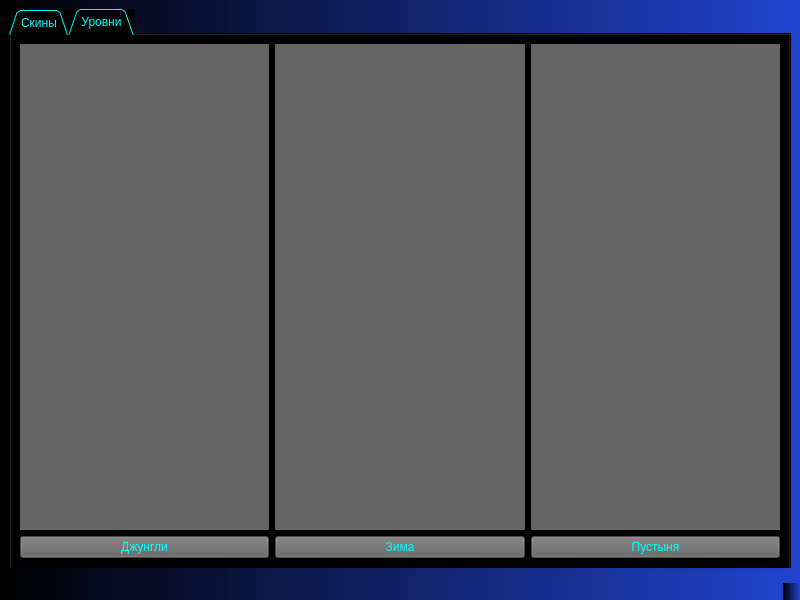
Leonid-poc/Git_project, file shop.ui: the form before one commit.
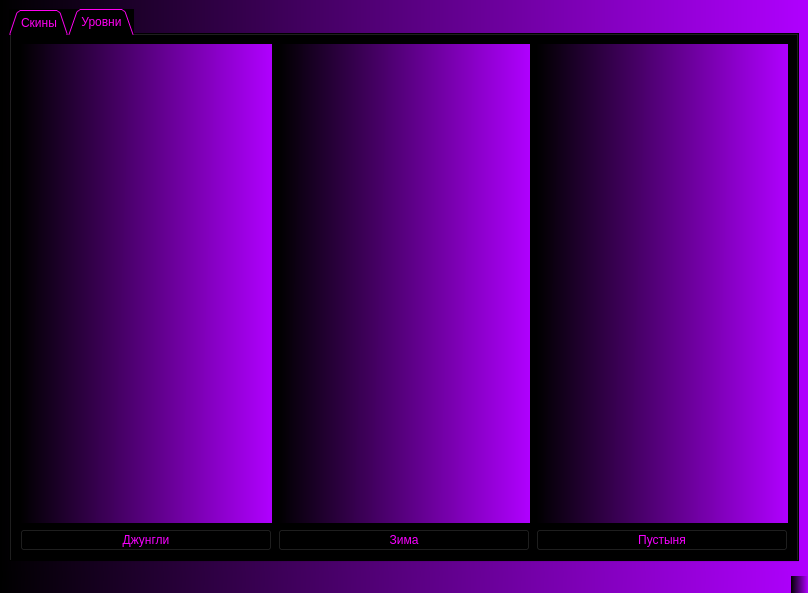
The form after the commit. The open tabs and pages were chosen to show the change.

Commit message: переделал красиво магазин

Patch:
```diff
--- a/shop.ui
+++ b/shop.ui
@@ -6,15 +6,15 @@
    <rect>
     <x>0</x>
     <y>0</y>
-    <width>800</width>
-    <height>600</height>
+    <width>808</width>
+    <height>593</height>
    </rect>
   </property>
   <property name="windowTitle">
    <string>MainWindow</string>
   </property>
   <property name="styleSheet">
-   <string notr="true">background-color: qlineargradient(spread:pad, x1:0, y1:0, x2:1, y2:0, stop:0 rgba(0, 0, 0, 255), stop:1 rgba(33, 68, 207, 255));</string>
+   <string notr="true">background-color: qlineargradient(spread:pad, x1:0, y1:0.943, x2:1, y2:0.944, stop:0 rgba(0, 0, 0, 255), stop:1 rgba(176, 0, 255, 255));</string>
   </property>
   <widget class="QWidget" name="centralwidget">
    <layout class="QGridLayout" name="gridLayout">
@@ -25,7 +25,7 @@
       </property>
       <property name="styleSheet">
        <string notr="true">background-color: rgb(0, 0, 0);
-color: rgb(0, 255, 255);</string>
+color: rgb(255, 0, 242);</string>
       </property>
       <property name="tabShape">
        <enum>QTabWidget::Triangular</enum>
@@ -156,8 +156,8 @@
            <bool>true</bool>
           </property>
           <property name="styleSheet">
-           <string notr="true">background-color: rgb(100, 100, 100);
-color: rgb(0, 255, 255);</string>
+           <string notr="true">background-color: rgb(0, 0, 0);
+color: rgb(247, 0, 255);</string>
           </property>
           <property name="text">
            <string>Пустыня</string>
@@ -185,8 +185,8 @@
            <bool>true</bool>
           </property>
           <property name="styleSheet">
-           <string notr="true">background-color: rgb(100, 100, 100);
-color: rgb(0, 255, 255);</string>
+           <string notr="true">background-color: rgb(0, 0, 0);
+color: rgb(247, 0, 255);</string>
           </property>
           <property name="text">
            <string>Джунгли</string>
@@ -199,8 +199,8 @@
            <bool>true</bool>
           </property>
           <property name="styleSheet">
-           <string notr="true">background-color: rgb(100, 100, 100);
-color: rgb(0, 255, 255);</string>
+           <string notr="true">background-color: rgb(0, 0, 0);
+color: rgb(247, 0, 255);</string>
           </property>
           <property name="text">
            <string>Зима</string>
@@ -225,7 +225,7 @@
         <item row="0" column="0">
          <widget class="QLabel" name="label_4">
           <property name="styleSheet">
-           <string notr="true">background-color: rgb(100, 100, 100);</string>
+           <string notr="true">background-color: qlineargradient(spread:pad, x1:0, y1:0.943, x2:1, y2:0.944, stop:0 rgba(0, 0, 0, 255), stop:1 rgba(176, 0, 255, 255));</string>
           </property>
           <property name="lineWidth">
            <number>1</number>
@@ -244,7 +244,7 @@
         <item row="0" column="1">
          <widget class="QLabel" name="label_5">
           <property name="styleSheet">
-           <string notr="true">background-color: rgb(100, 100, 100);</string>
+           <string notr="true">background-color: qlineargradient(spread:pad, x1:0, y1:0.943, x2:1, y2:0.944, stop:0 rgba(0, 0, 0, 255), stop:1 rgba(176, 0, 255, 255));</string>
           </property>
           <property name="lineWidth">
            <number>1</number>
@@ -263,7 +263,7 @@
         <item row="0" column="2">
          <widget class="QLabel" name="label_6">
           <property name="styleSheet">
-           <string notr="true">background-color: rgb(100, 100, 100);</string>
+           <string notr="true">background-color: qlineargradient(spread:pad, x1:0, y1:0.943, x2:1, y2:0.944, stop:0 rgba(0, 0, 0, 255), stop:1 rgba(176, 0, 255, 255));</string>
           </property>
           <property name="lineWidth">
            <number>1</number>
```
Left out of the diff: 22 changed lines with no effect on the pictures. The commit also changes 1 other file.
